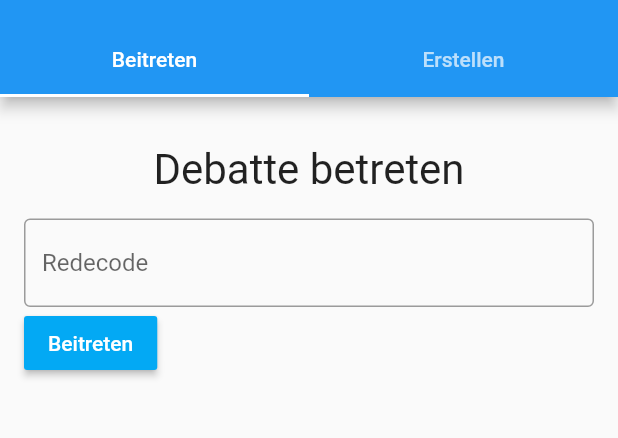
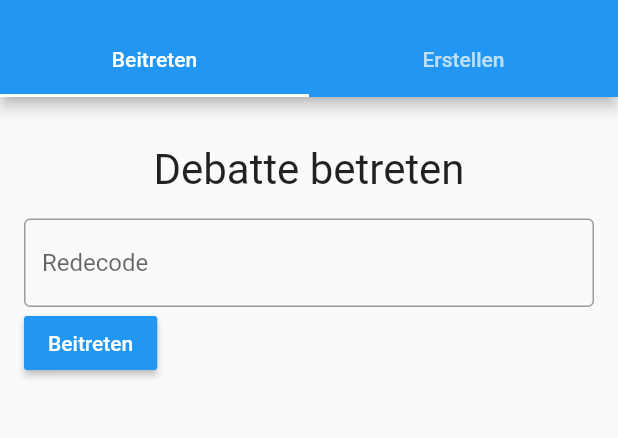
Before and after one commit to marcelherd/MOP-Quotify, a Flutter app: the screen it shows after launch, on a phone screen of 412 x 824 dp, the part 59-497 px from its top. Run offline on Flutter 3.47's test engine with Material 2 defaults, Android fonts, the phone set to English and light mode, and no system bars; our stand-ins replace cloud_firestore; accounts and stored records are empty.

Commit message:
Fix join button color

```diff
--- a/app/lib/screens/home/pages/join.dart
+++ b/app/lib/screens/home/pages/join.dart
@@ -24,7 +24,7 @@ class JoinScreen extends StatelessWidget {
               children: <Widget>[
                 RaisedButton(
                   child: Text('Beitreten', style: TextStyle(color: Colors.white)),
-                  color: Colors.lightBlue,
+                  color: Theme.of(context).primaryColor,
                   onPressed: () {},
                 ),
               ],
```
